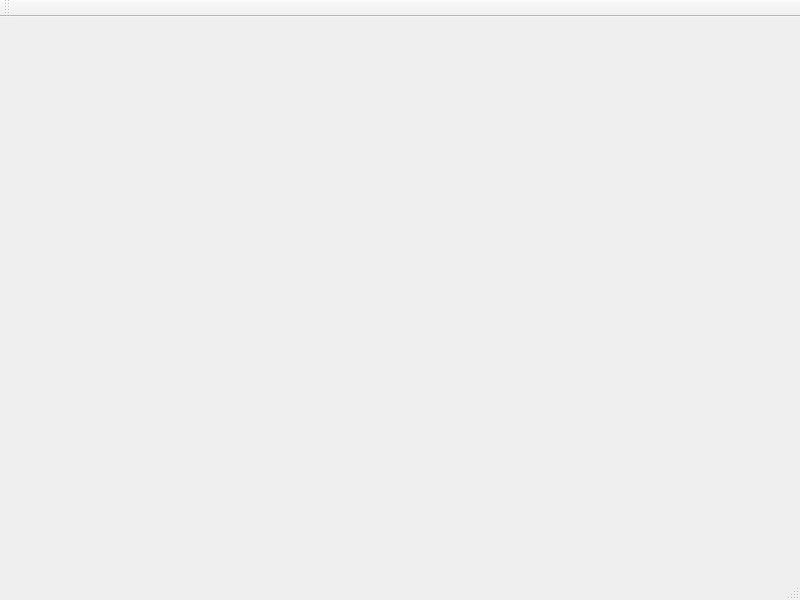
Old version of the form editor-src/mainwindow.ui in the repository smatcher/S5engine.
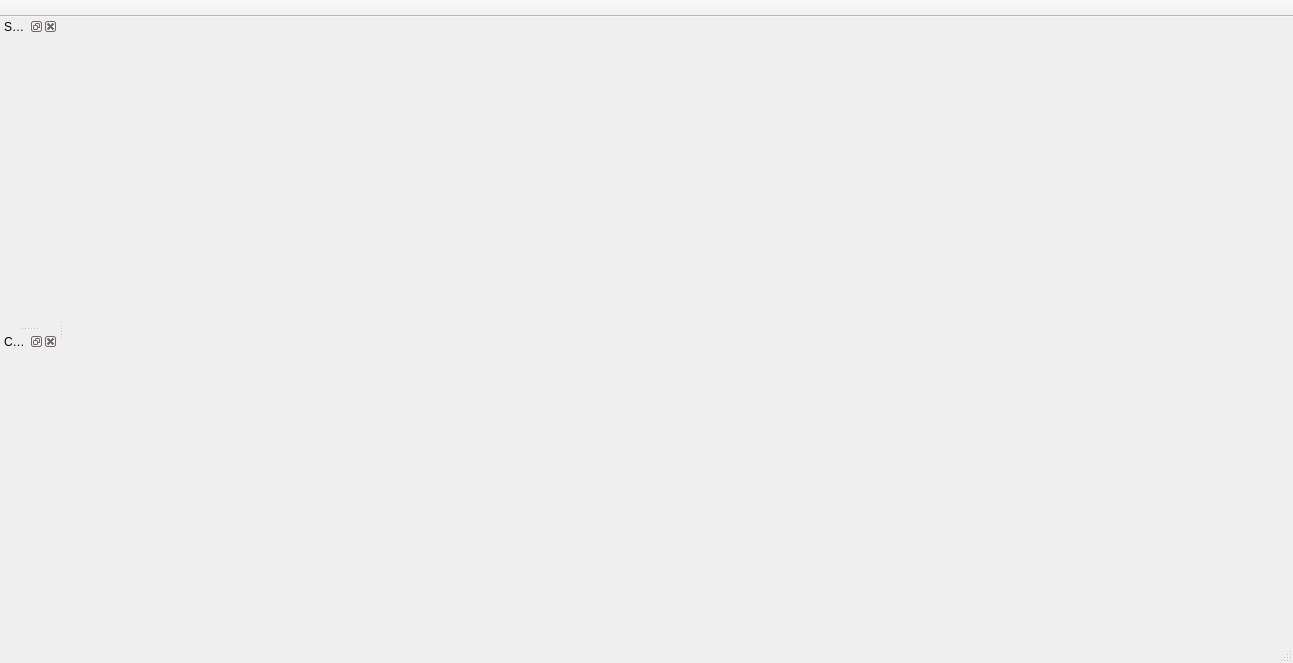
New version of the form. Custom widgets are drawn as their Qt base class.

Commit message: Added console widget, improved scenegraph viewer UI setup

What changed in the file:
```diff
--- a/editor-src/mainwindow.ui
+++ b/editor-src/mainwindow.ui
@@ -6,8 +6,8 @@
    <rect>
     <x>0</x>
     <y>0</y>
-    <width>800</width>
-    <height>600</height>
+    <width>1293</width>
+    <height>663</height>
    </rect>
   </property>
   <property name="windowTitle">
@@ -25,6 +25,9 @@
    </property>
   </widget>
   <widget class="QToolBar" name="mainToolBar">
+   <property name="movable">
+    <bool>false</bool>
+   </property>
    <attribute name="toolBarArea">
     <enum>TopToolBarArea</enum>
    </attribute>
@@ -33,8 +36,42 @@
    </attribute>
   </widget>
   <widget class="QStatusBar" name="statusBar"/>
+  <widget class="QDockWidget" name="sceneGraphViewerDock">
+   <property name="windowTitle">
+    <string>SceneGraph</string>
+   </property>
+   <attribute name="dockWidgetArea">
+    <number>1</number>
+   </attribute>
+   <widget class="SceneGraphViewer" name="sceneGraphViewer"/>
+  </widget>
+  <widget class="QDockWidget" name="consoleDock">
+   <property name="windowTitle">
+    <string>Console</string>
+   </property>
+   <attribute name="dockWidgetArea">
+    <number>1</number>
+   </attribute>
+   <widget class="ConsoleWidget" name="console_2"/>
+  </widget>
+  <zorder>sceneGraphViewerDock</zorder>
+  <zorder>consoleDock</zorder>
  </widget>
  <layoutdefault spacing="6" margin="11"/>
+ <customwidgets>
+  <customwidget>
+   <class>ConsoleWidget</class>
+   <extends>QWidget</extends>
+   <header>consolewidget.h</header>
+   <container>1</container>
+  </customwidget>
+  <customwidget>
+   <class>SceneGraphViewer</class>
+   <extends>QWidget</extends>
+   <header>scenegraphviewer.h</header>
+   <container>1</container>
+  </customwidget>
+ </customwidgets>
  <resources/>
  <connections/>
 </ui>
```
Left out of the diff: 4 changed lines with no effect on the pictures. The commit also changes 9 other files.
